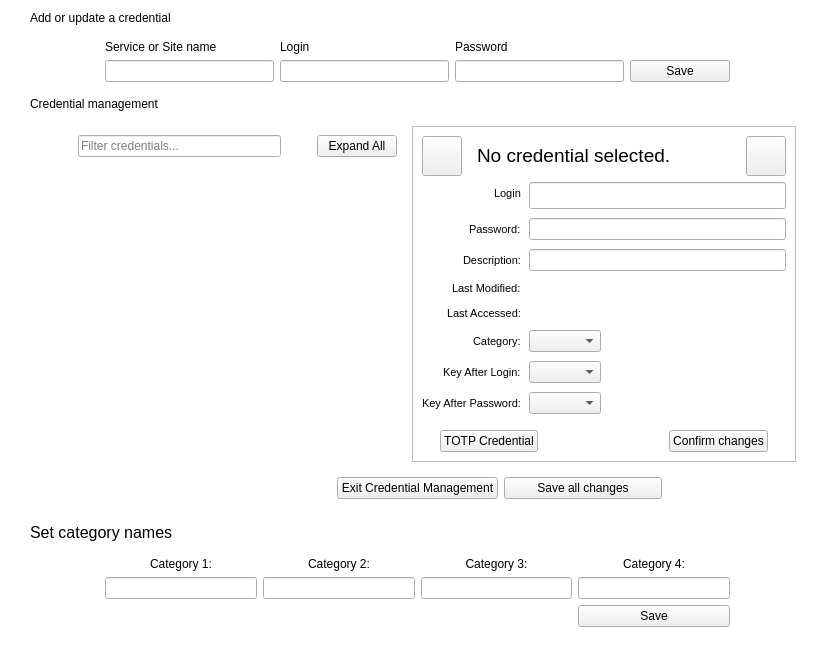
First picture: the form in src/CredentialsManagement.ui, repository mooltipass/moolticute, before the edit.
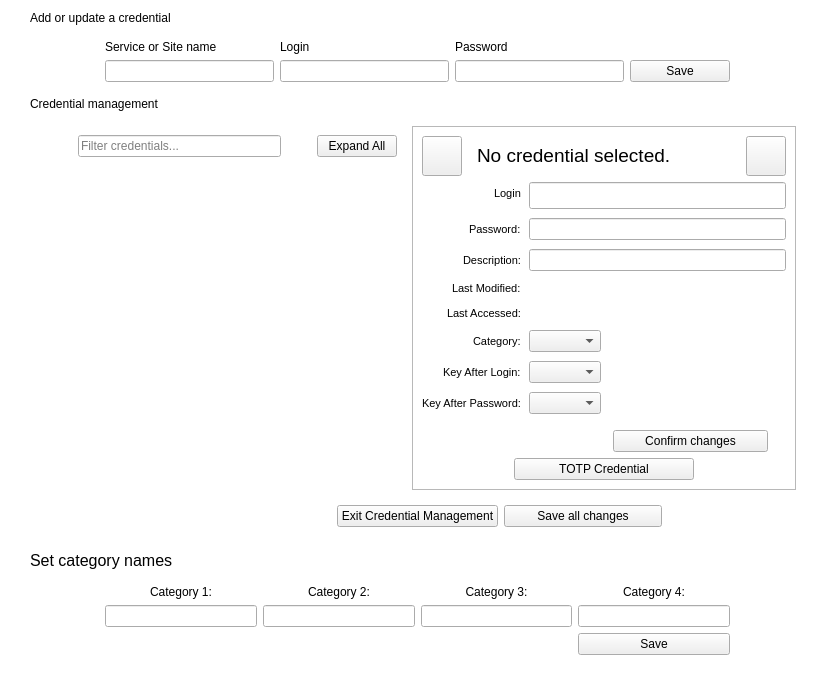
Second picture: the form after the edit. The open tabs and pages were chosen to show the change. Icons and pictures are not drawn. Custom widgets are drawn as their Qt base class.

Commit message: [BLE] Move TOTP Credential button under discard/confirm change in MMM

The edit to the form file:
```diff
--- a/src/CredentialsManagement.ui
+++ b/src/CredentialsManagement.ui
@@ -698,6 +698,8 @@
                </layout>
               </item>
               <item>
+               <layout class="QVBoxLayout" name="verticalLayout_5">
+                <item>
                <layout class="QHBoxLayout" name="horizontalLayout_5">
                 <property name="spacing">
                  <number>18</number>
@@ -711,19 +713,6 @@
                 <property name="rightMargin">
                  <number>18</number>
                 </property>
-                <item>
-                 <widget class="QPushButton" name="pushButtonTOTP">
-                  <property name="maximumSize">
-                   <size>
-                    <width>150</width>
-                    <height>16777215</height>
-                   </size>
-                  </property>
-                  <property name="text">
-                   <string>TOTP Credential</string>
-                  </property>
-                 </widget>
-                </item>
                 <item>
                  <widget class="AnimatedColorButton" name="pushButtonCancel" native="true">
                   <property name="sizePolicy">
@@ -764,6 +753,25 @@
                    <string>Confirm changes</string>
                   </property>
                  </widget>
+                  </item>
+                 </layout>
+                </item>
+                <item>
+                 <layout class="QHBoxLayout" name="horizontalLayout_8">
+                  <item>
+                   <widget class="QPushButton" name="pushButtonTOTP">
+                    <property name="maximumSize">
+                     <size>
+                      <width>180</width>
+                      <height>16777215</height>
+                     </size>
+                    </property>
+                    <property name="text">
+                     <string>TOTP Credential</string>
+                    </property>
+                   </widget>
+                  </item>
+                 </layout>
                 </item>
                </layout>
               </item>
```
Lines whose indentation alone changed are shown as unchanged.
